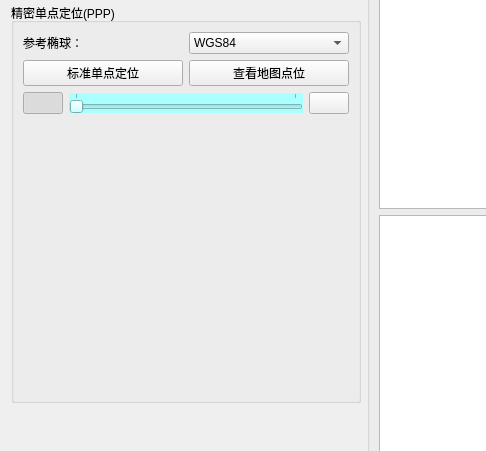
Before: the Qt Designer form window/GNSS/PPPWight.ui in GanAHE/GNSSAMS, drawn with Qt 5; both pictures show x 0 to 486 and y 154 to 605 of the 1114 by 715 pixel window.
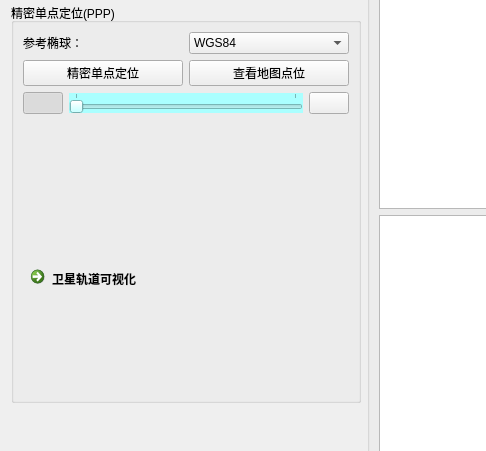
After: the same form once the commit is applied. Icons and pictures are not drawn.

Commit message: <add>卫星轨道显示

What changed in the file:
```diff
--- a/window/GNSS/PPPWight.ui
+++ b/window/GNSS/PPPWight.ui
@@ -87,7 +87,7 @@
           <item>
            <widget class="QPushButton" name="button_PP">
             <property name="text">
-             <string>标准单点定位</string>
+             <string>精密单点定位</string>
             </property>
            </widget>
           </item>
@@ -184,6 +184,19 @@
         </property>
        </widget>
       </item>
+      <item>
+       <widget class="QCommandLinkButton" name="commandLinkButton">
+        <property name="text">
+         <string>卫星轨道可视化</string>
+        </property>
+        <property name="iconSize">
+         <size>
+          <width>20</width>
+          <height>20</height>
+         </size>
+        </property>
+       </widget>
+      </item>
      </layout>
     </widget>
    </item>
```
Left out of the diff: 2 changed lines with no effect on the pictures. The commit also changes 9 other files.
